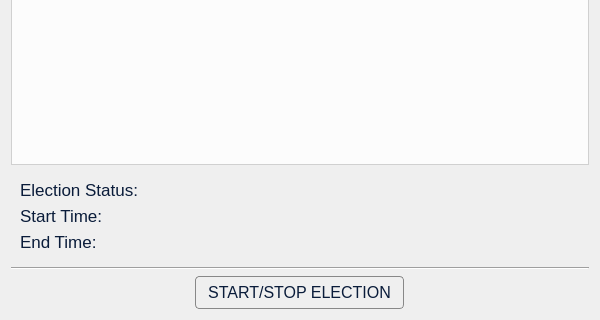
This is VVM/electioncontrol.ui in GuisadongManok/PolliTech-VVM as Qt 5 draws it before an edit; both pictures show x 0 to 600 and y 230 to 550 of the 600 by 550 pixel window. The edited form follows.
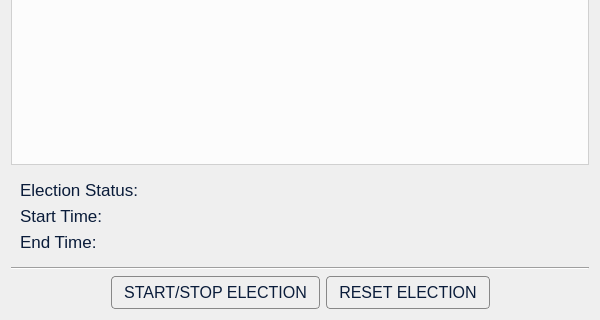
This is the edited form. Icons and pictures are not drawn.

Commit message: fixed layout for admin

What changed in the file:
```diff
--- a/VVM/electioncontrol.ui
+++ b/VVM/electioncontrol.ui
@@ -33,7 +33,7 @@
     );
 }</string>
   </property>
-  <layout class="QVBoxLayout" name="verticalLayout_2">
+  <layout class="QVBoxLayout" name="verticalLayout_3">
    <item>
     <widget class="QLabel" name="label">
      <property name="sizePolicy">
@@ -165,13 +165,30 @@
     </widget>
    </item>
    <item>
+    <layout class="QVBoxLayout" name="verticalLayout_2">
+     <item>
     <widget class="Line" name="line_2">
      <property name="orientation">
       <enum>Qt::Orientation::Horizontal</enum>
      </property>
     </widget>
    </item>
-   <item alignment="Qt::AlignmentFlag::AlignHCenter">
+     <item>
+      <layout class="QHBoxLayout" name="horizontalLayout">
+       <item>
+        <spacer name="horizontalSpacer">
+         <property name="orientation">
+          <enum>Qt::Orientation::Horizontal</enum>
+         </property>
+         <property name="sizeHint" stdset="0">
+          <size>
+           <width>40</width>
+           <height>20</height>
+          </size>
+         </property>
+        </spacer>
+       </item>
+       <item>
     <widget class="QPushButton" name="start_election_button">
      <property name="cursor">
       <cursorShape>PointingHandCursor</cursorShape>
@@ -219,6 +236,72 @@
       </size>
      </property>
     </widget>
+       </item>
+       <item>
+        <widget class="QPushButton" name="start_election_button_2">
+         <property name="cursor">
+          <cursorShape>PointingHandCursor</cursorShape>
+         </property>
+         <property name="focusPolicy">
+          <enum>Qt::FocusPolicy::NoFocus</enum>
+         </property>
+         <property name="toolTip">
+          <string>&lt;html&gt;&lt;head/&gt;&lt;body&gt;&lt;p align=&quot;center&quot;&gt;Control Election&lt;/p&gt;&lt;/body&gt;&lt;/html&gt;</string>
+         </property>
+         <property name="styleSheet">
+          <string notr="true">QPushButton {
+    font: 600 9pt &quot;Segoe UI&quot;;
+    font-size: 16px;
+    color: #0A1C3A;
+    background: qlineargradient(x1:0, y1:0, x2:0, y2:1,
+                                stop:0 #ffffff, stop:1 #dcdcdc);
+    border: 1px solid #888;
+    border-radius: 4px;
+    padding: 6px 12px;
+    outline: none;
+}
+
+QPushButton:hover {
+    background: qlineargradient(x1:0, y1:0, x2:0, y2:1,
+                                stop:0 #f0f0f0, stop:1 #c8c8c8);
+    border: 1px solid #555;
+}
+
+QPushButton:pressed {
+    background: qlineargradient(x1:0, y1:0, x2:0, y2:1,
+                                stop:0 #c8c8c8, stop:1 #a0a0a0);
+    padding-top: 7px;
+    padding-left: 13px;
+}
+</string>
+         </property>
+         <property name="text">
+          <string>RESET ELECTION</string>
+         </property>
+         <property name="iconSize">
+          <size>
+           <width>16</width>
+           <height>16</height>
+          </size>
+         </property>
+        </widget>
+       </item>
+       <item>
+        <spacer name="horizontalSpacer_2">
+         <property name="orientation">
+          <enum>Qt::Orientation::Horizontal</enum>
+         </property>
+         <property name="sizeHint" stdset="0">
+          <size>
+           <width>40</width>
+           <height>20</height>
+          </size>
+         </property>
+        </spacer>
+       </item>
+      </layout>
+     </item>
+    </layout>
    </item>
   </layout>
  </widget>
```
Lines whose indentation alone changed are shown as unchanged. The commit also changes 6 other files.
